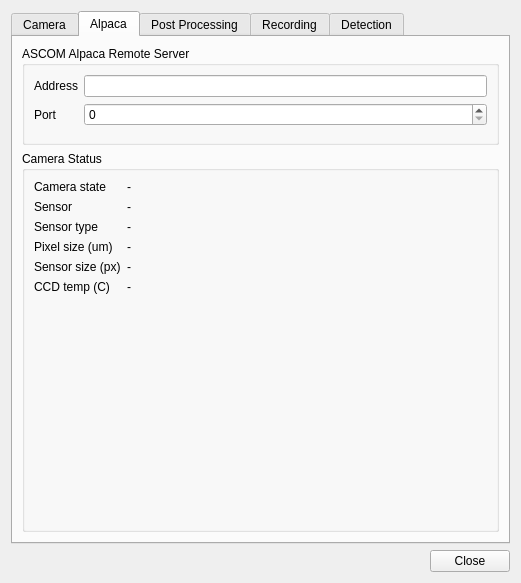
Old version of the form plugins/feature/camera/camerasettingsdialog.ui in the repository srcejon/sdrangel.
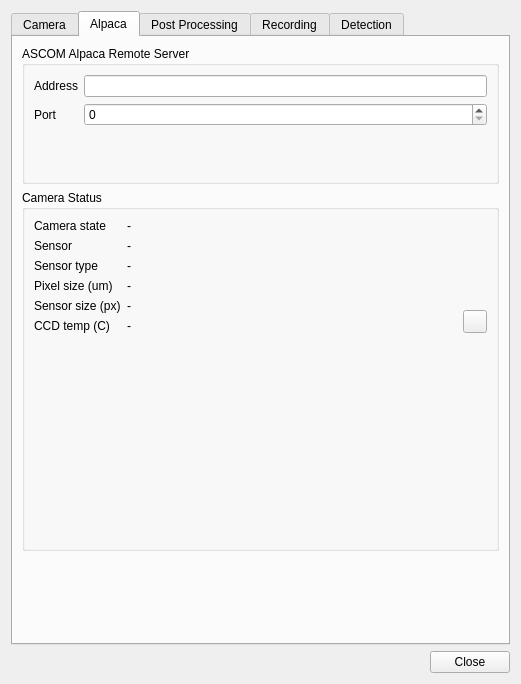
New version of the form. The open tabs and pages were chosen to show the change. Icons and pictures are not drawn.

Commit message: Tidy up temp chart. Remove obsolete code.

Diff of the .ui file:
```diff
--- a/plugins/feature/camera/camerasettingsdialog.ui
+++ b/plugins/feature/camera/camerasettingsdialog.ui
@@ -7,7 +7,7 @@
     <x>0</x>
     <y>0</y>
     <width>521</width>
-    <height>540</height>
+    <height>684</height>
    </rect>
   </property>
   <property name="windowTitle">
@@ -422,6 +422,8 @@
           </property>
           <layout class="QVBoxLayout" name="alpacaStatusGroupLayout">
            <item>
+           <layout class="QHBoxLayout" name="horizontalLayout">
+            <item>
             <layout class="QFormLayout" name="alpacaStatusLayout">
              <item row="0" column="0">
               <widget class="QLabel" name="cameraStateTextLabel">
@@ -510,11 +512,44 @@
             </layout>
            </item>
            <item>
+             <layout class="QVBoxLayout" name="verticalLayout_3">
+              <item>
+               <spacer name="verticalSpacer_4">
+                <property name="orientation">
+                 <enum>Qt::Orientation::Vertical</enum>
+                </property>
+                <property name="sizeHint" stdset="0">
+                 <size>
+                  <width>20</width>
+                  <height>40</height>
+                 </size>
+                </property>
+               </spacer>
+              </item>
+              <item>
+               <widget class="QToolButton" name="clearChart">
+                <property name="toolTip">
+                 <string>Clear chart</string>
+                </property>
+                <property name="text">
+                 <string/>
+                </property>
+                <property name="icon">
+                 <iconset resource="../../../sdrgui/resources/res.qrc">
+                  <normaloff>:/bin.png</normaloff>:/bin.png</iconset>
+                </property>
+               </widget>
+              </item>
+             </layout>
+            </item>
+           </layout>
+          </item>
+          <item>
             <widget class="QWidget" name="alpacaTempChartContainer" native="true">
              <property name="minimumSize">
               <size>
                <width>0</width>
-               <height>220</height>
+              <height>200</height>
               </size>
              </property>
             </widget>
```
Left out of the diff: 4 changed lines with no effect on the pictures. Lines whose indentation alone changed are shown as unchanged. The commit also changes 4 other files.
